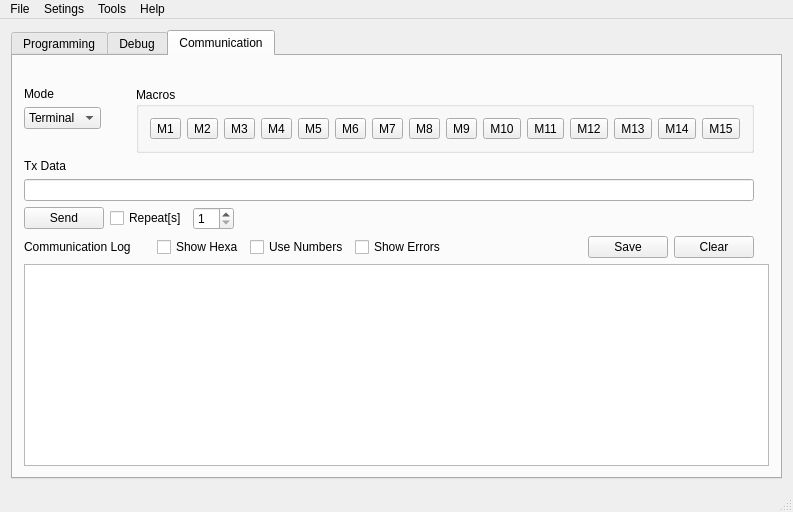
The window that IDE/iqrf_ide/mainwindow.ui (nandra/IDE) describes before a commit, drawn with Qt 5.
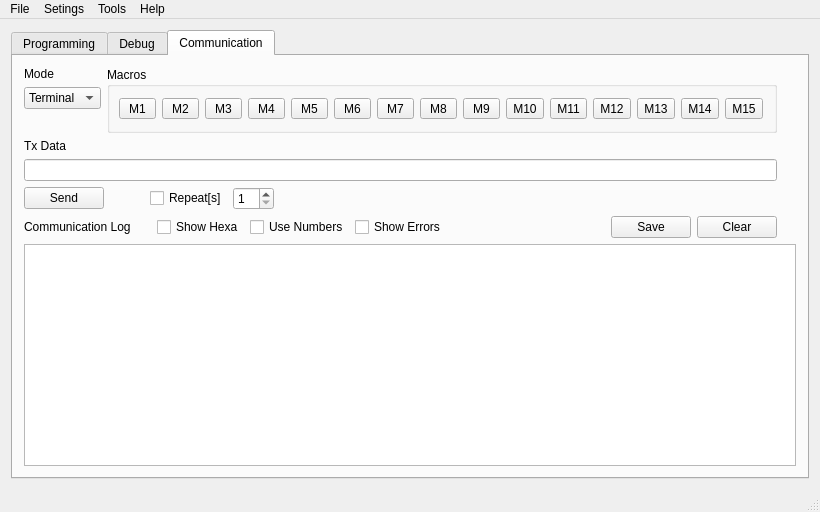
The same window after the commit. The open tabs and pages were chosen to show the change. Icons and pictures are not drawn.

Commit message: Add requested changes. Signed-off-by: Marek Belisko <marek.belisko@open-nandra.com>

Patch:
```diff
--- a/IDE/iqrf_ide/mainwindow.ui
+++ b/IDE/iqrf_ide/mainwindow.ui
@@ -6,7 +6,7 @@
    <rect>
     <x>0</x>
     <y>0</y>
-    <width>788</width>
+    <width>820</width>
     <height>512</height>
    </rect>
   </property>
@@ -2231,6 +2231,9 @@
          <layout class="QGridLayout" name="gridLayout_7">
           <item row="1" column="0">
            <layout class="QGridLayout" name="gridLayout_5">
+            <property name="sizeConstraint">
+             <enum>QLayout::SetFixedSize</enum>
+            </property>
             <item row="0" column="0">
              <layout class="QHBoxLayout" name="horizontalLayout_2">
               <item>
@@ -2267,22 +2270,6 @@
                 </item>
                </layout>
               </item>
-              <item>
-               <spacer name="horizontalSpacer_2">
-                <property name="orientation">
-                 <enum>Qt::Horizontal</enum>
-                </property>
-                <property name="sizeType">
-                 <enum>QSizePolicy::Fixed</enum>
-                </property>
-                <property name="sizeHint" stdset="0">
-                 <size>
-                  <width>5</width>
-                  <height>20</height>
-                 </size>
-                </property>
-               </spacer>
-              </item>
               <item>
                <widget class="QGroupBox" name="macrosBox">
                 <property name="sizePolicy">
@@ -2295,13 +2282,19 @@
                  <string>Macros</string>
                 </property>
                 <layout class="QVBoxLayout" name="verticalLayout_2">
+                 <property name="sizeConstraint">
+                  <enum>QLayout::SetFixedSize</enum>
+                 </property>
+                 <property name="leftMargin">
+                  <number>9</number>
+                 </property>
                  <item>
                   <layout class="QHBoxLayout" name="horizontalLayout_3">
                    <item>
                     <widget class="QToolButton" name="m1Btn">
                      <property name="minimumSize">
                       <size>
-                       <width>0</width>
+                       <width>37</width>
                        <height>0</height>
                       </size>
                      </property>
@@ -2312,6 +2305,12 @@
                    </item>
                    <item>
                     <widget class="QToolButton" name="m15Btn">
+                     <property name="minimumSize">
+                      <size>
+                       <width>37</width>
+                       <height>0</height>
+                      </size>
+                     </property>
                      <property name="text">
                       <string>M2</string>
                      </property>
@@ -2319,6 +2318,12 @@
                    </item>
                    <item>
                     <widget class="QToolButton" name="m14Btn">
+                     <property name="minimumSize">
+                      <size>
+                       <width>37</width>
+                       <height>0</height>
+                      </size>
+                     </property>
                      <property name="text">
                       <string>M3</string>
                      </property>
@@ -2326,6 +2331,12 @@
                    </item>
                    <item>
                     <widget class="QToolButton" name="m13Btn">
+                     <property name="minimumSize">
+                      <size>
+                       <width>37</width>
+                       <height>0</height>
+                      </size>
+                     </property>
                      <property name="text">
                       <string>M4</string>
                      </property>
@@ -2333,6 +2344,12 @@
                    </item>
                    <item>
                     <widget class="QToolButton" name="m12Btn">
+                     <property name="minimumSize">
+                      <size>
+                       <width>37</width>
+                       <height>0</height>
+                      </size>
+                     </property>
                      <property name="text">
                       <string>M5</string>
                      </property>
@@ -2340,6 +2357,12 @@
                    </item>
                    <item>
                     <widget class="QToolButton" name="m11Btn">
+                     <property name="minimumSize">
+                      <size>
+                       <width>37</width>
+                       <height>0</height>
+                      </size>
+                     </property>
                      <property name="text">
                       <string>M6</string>
                      </property>
@@ -2347,6 +2370,12 @@
                    </item>
                    <item>
                     <widget class="QToolButton" name="m10Btn">
+                     <property name="minimumSize">
+                      <size>
+                       <width>37</width>
+                       <height>0</height>
+                      </size>
+                     </property>
                      <property name="text">
                       <string>M7</string>
                      </property>
@@ -2354,6 +2383,12 @@
                    </item>
                    <item>
                     <widget class="QToolButton" name="m9Btn">
+                     <property name="minimumSize">
+                      <size>
+                       <width>37</width>
+                       <height>0</height>
+                      </size>
+                     </property>
                      <property name="text">
                       <string>M8</string>
                      </property>
@@ -2361,6 +2396,12 @@
                    </item>
                    <item>
                     <widget class="QToolButton" name="m8Btn">
+                     <property name="minimumSize">
+                      <size>
+                       <width>37</width>
+                       <height>0</height>
+                      </size>
+                     </property>
                      <property name="text">
                       <string>M9</string>
                      </property>
@@ -2368,6 +2409,12 @@
                    </item>
                    <item>
                     <widget class="QToolButton" name="m7Btn">
+                     <property name="minimumSize">
+                      <size>
+                       <width>37</width>
+                       <height>0</height>
+                      </size>
+                     </property>
                      <property name="text">
                       <string>M10</string>
                      </property>
@@ -2375,6 +2422,12 @@
                    </item>
                    <item>
                     <widget class="QToolButton" name="m6Btn">
+                     <property name="minimumSize">
+                      <size>
+                       <width>37</width>
+                       <height>0</height>
+                      </size>
+                     </property>
                      <property name="text">
                       <string>M11</string>
                      </property>
@@ -2382,6 +2435,12 @@
                    </item>
                    <item>
                     <widget class="QToolButton" name="m5Btn">
+                     <property name="minimumSize">
+                      <size>
+                       <width>37</width>
+                       <height>0</height>
+                      </size>
+                     </property>
                      <property name="text">
                       <string>M12</string>
                      </property>
@@ -2389,6 +2448,12 @@
                    </item>
                    <item>
                     <widget class="QToolButton" name="m4Btn">
+                     <property name="minimumSize">
+                      <size>
+                       <width>37</width>
+                       <height>0</height>
+                      </size>
+                     </property>
                      <property name="text">
                       <string>M13</string>
                      </property>
@@ -2396,6 +2461,12 @@
                    </item>
                    <item>
                     <widget class="QToolButton" name="m3Btn">
+                     <property name="minimumSize">
+                      <size>
+                       <width>37</width>
+                       <height>0</height>
+                      </size>
+                     </property>
                      <property name="text">
                       <string>M14</string>
                      </property>
@@ -2403,6 +2474,12 @@
                    </item>
                    <item>
                     <widget class="QToolButton" name="m2Btn">
+                     <property name="minimumSize">
+                      <size>
+                       <width>37</width>
+                       <height>0</height>
+                      </size>
+                     </property>
                      <property name="text">
                       <string>M15</string>
                      </property>
@@ -2447,6 +2524,22 @@
                 </property>
                </widget>
               </item>
+              <item>
+               <spacer name="horizontalSpacer_2">
+                <property name="orientation">
+                 <enum>Qt::Horizontal</enum>
+                </property>
+                <property name="sizeType">
+                 <enum>QSizePolicy::Fixed</enum>
+                </property>
+                <property name="sizeHint" stdset="0">
+                 <size>
+                  <width>40</width>
+                  <height>20</height>
+                 </size>
+                </property>
+               </spacer>
+              </item>
               <item>
                <widget class="QCheckBox" name="checkBox">
                 <property name="text">
@@ -2589,7 +2682,7 @@
             <property name="sizeHint" stdset="0">
              <size>
               <width>730</width>
-              <height>20</height>
+              <height>0</height>
              </size>
             </property>
            </spacer>
@@ -2607,8 +2700,8 @@
     <rect>
      <x>0</x>
      <y>0</y>
-     <width>788</width>
-     <height>20</height>
+     <width>820</width>
+     <height>24</height>
     </rect>
    </property>
    <widget class="QMenu" name="menuSetings">
```
Left out of the diff: 206 changed lines with no effect on the pictures. The commit also changes 1 other file.
